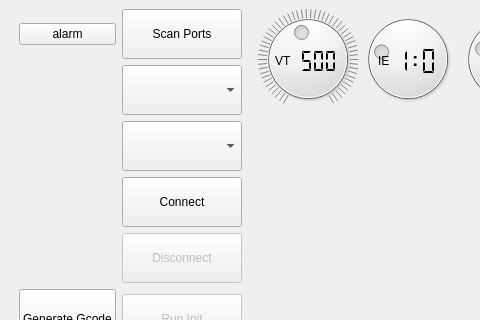
Before: the Qt Designer form VentUI.ui in jibonaronno/Rhythm, drawn with Qt 5; both pictures show x 0 to 480 and y 0 to 320 of the 1041 by 600 pixel window.
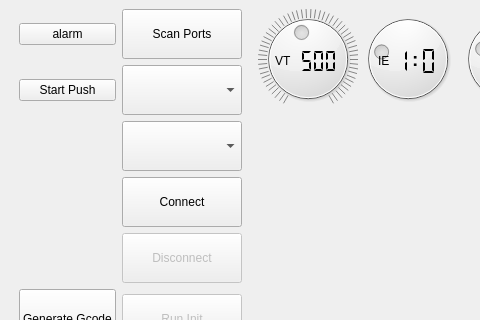
After: the same form once the commit is applied. The open tabs and pages were chosen to show the change.

Commit message: Alarm Tx Data01

The edit to the form file:
```diff
--- a/VentUI.ui
+++ b/VentUI.ui
@@ -170,6 +170,13 @@
             </property>
            </widget>
           </item>
+          <item row="1" column="0">
+           <widget class="QPushButton" name="startpush">
+            <property name="text">
+             <string>Start Push</string>
+            </property>
+           </widget>
+          </item>
          </layout>
         </item>
         <item>
```
Left out of the diff: 2 changed lines with no effect on the pictures. The commit also changes 2 other files.
